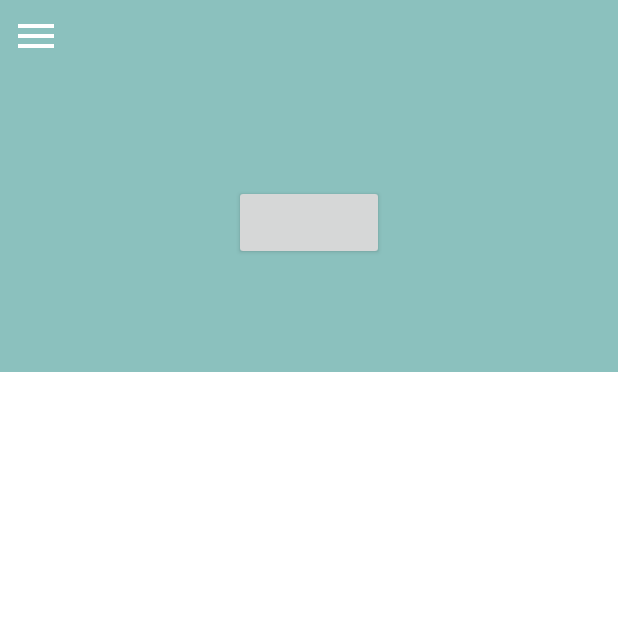
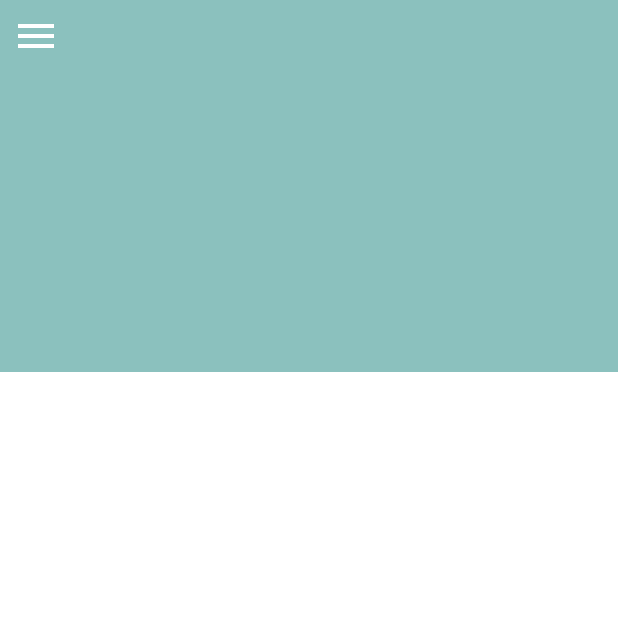
Before and after one commit to jordirubiralta/portalbdn, an Android app: the fragment DrawerFragment placed in its activity, on a phone screen of 412 x 824 dp, the top half of it. Run offline under Robolectric (Android 15) with nearby library versions, the phone set to English and light mode, and no system bars; libraries missing offline, so code that uses them is left out: com.github.salomonbrys.kodein; 10 statements that could not run were skipped.

Commit message:
Delete logout from drawer

```diff
--- a/app/src/main/java/com/jrubiralta/portalbdn/ui/fragment/menu/DrawerFragment.kt
+++ b/app/src/main/java/com/jrubiralta/portalbdn/ui/fragment/menu/DrawerFragment.kt
@@ -75,13 +75,6 @@ class DrawerFragment :
     }
 
     private fun initListeners() {
-        cl_logout.setOnClickListener {
-            LogOutDialog.newInstance(object : LogOutDialog.LogoutDialogListener {
-                override fun onOkClicked() {
-                    presenter.doLogout()
-                }
-            })
-        }
 
     }
 
--- a/app/src/main/res/layout/fragment_drawer.xml
+++ b/app/src/main/res/layout/fragment_drawer.xml
@@ -13,15 +13,6 @@
         app:layout_constraintEnd_toEndOf="parent"
         app:layout_constraintStart_toStartOf="parent"
         app:layout_constraintTop_toTopOf="parent">
-
-        <Button
-            android:id="@+id/cl_logout"
-            android:layout_width="100dp"
-            android:layout_height="50dp"
-            app:layout_constraintBottom_toBottomOf="parent"
-            app:layout_constraintEnd_toEndOf="parent"
-            app:layout_constraintStart_toStartOf="parent"
-            app:layout_constraintTop_toTopOf="parent" />
 
     </androidx.constraintlayout.widget.ConstraintLayout>
 
```
